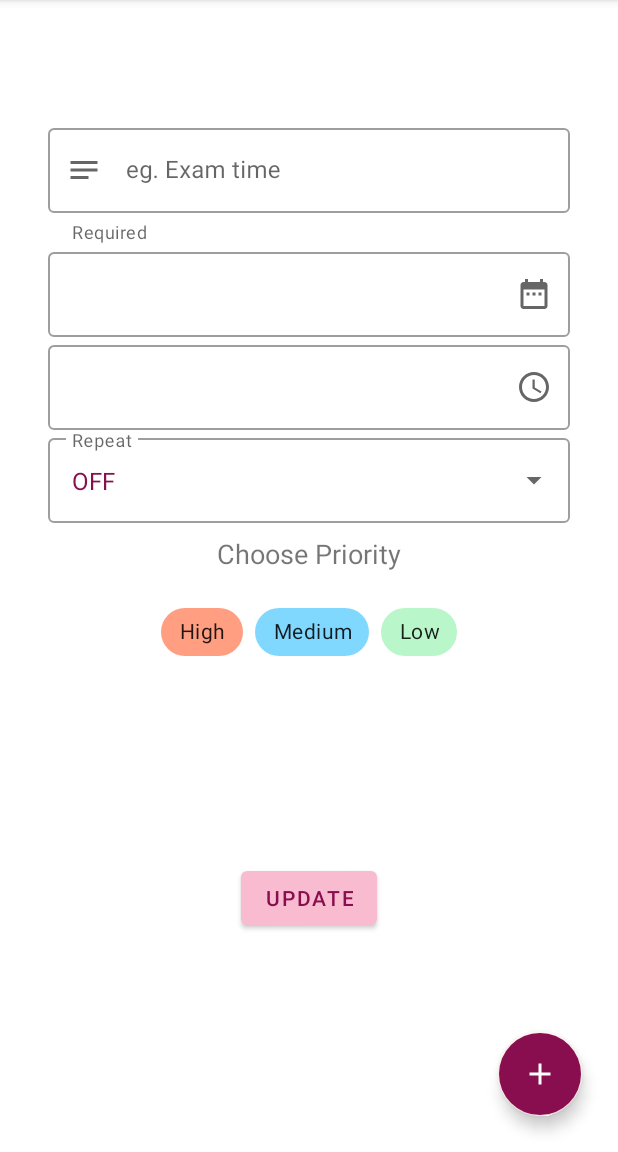
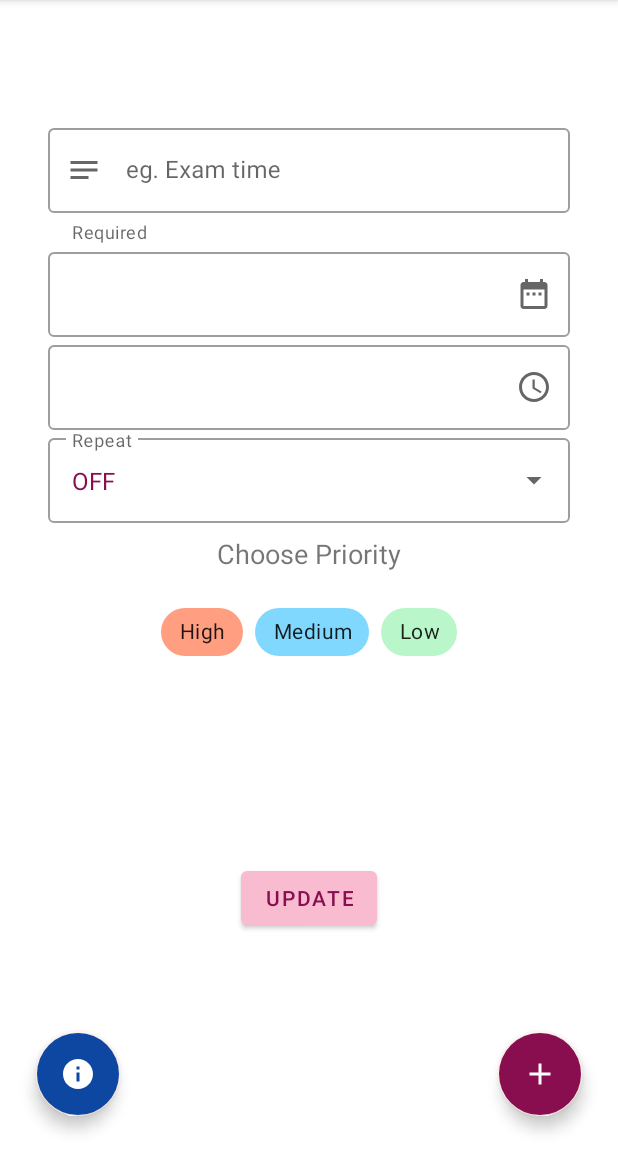
Before and after one commit to amitpanda007/reminder, an Android app: the fragment UpdateFragment placed in its activity, on a phone screen of 412 x 824 dp, the part 84-1236 px from its top. Run offline under Robolectric (Android 15) with nearby library versions, the phone set to English and light mode, and no system bars; our stand-ins replace Room's generated code, navigation-ui; libraries missing offline, so code that uses them is left out: it.xabaras.android; 9 statements that could not run were skipped.

Commit message:
Feature: Information Bottom sheet added

```diff
--- a/app/src/main/java/com/pandacorp/reminders/ui/main/ListFragment.kt
+++ b/app/src/main/java/com/pandacorp/reminders/ui/main/ListFragment.kt
@@ -7,6 +7,7 @@ import android.graphics.Canvas
 import android.os.Bundle
 import android.util.Log
 import android.view.*
+import android.view.animation.Animation
 import android.widget.Toast
 import androidx.core.content.ContextCompat
 import androidx.fragment.app.Fragment
@@ -14,6 +15,7 @@ import androidx.lifecycle.Observer
 import androidx.lifecycle.ViewModelProvider
 import androidx.navigation.fragment.findNavController
 import androidx.navigation.navOptions
+import androidx.recyclerview.widget.DefaultItemAnimator
 import androidx.recyclerview.widget.ItemTouchHelper
 import androidx.recyclerview.widget.LinearLayoutManager
 import androidx.recyclerview.widget.RecyclerView
@@ -35,6 +37,7 @@ class ListFragment : Fragment(), ListAdaptor.OnItemClick {
     private lateinit var allReminders: List<Reminder>
     private lateinit var removedReminder: Reminder
     private lateinit var completedReminder: Reminder
+    private lateinit var animator: DefaultItemAnimator
 
     override fun onCreateView(
         inflater: LayoutInflater, container: ViewGroup?,
@@ -49,6 +52,13 @@ class ListFragment : Fragment(), ListAdaptor.OnItemClick {
         recyclerView.adapter = adaptor
         recyclerView.layoutManager = LinearLayoutManager(requireContext())
 
+        animator = DefaultItemAnimator()
+        animator.addDuration = 500
+        animator.removeDuration = 500
+        animator.changeDuration = 500
+        animator.moveDuration = 500
+        recyclerView.itemAnimator = animator
+
         // User View Model
         mSharedViewModel = ViewModelProvider(this).get(SharedViewModel::class.java)
         mSharedViewModel.readAllReminder.observe(viewLifecycleOwner, Observer { reminder ->
@@ -56,8 +66,20 @@ class ListFragment : Fragment(), ListAdaptor.OnItemClick {
             allReminders = reminder
         })
 
+        // Clicking Add Reminder Floating Action Button
         view.findViewById<FloatingActionButton>(R.id.floatingActionButton).setOnClickListener {
             findNavController().navigate(R.id.action_listFragment_to_addFragment, null,
+                navOptions { // Use the Kotlin DSL for building NavOptions
+                    anim {
+                        enter = android.R.animator.fade_in
+                        exit = android.R.animator.fade_out
+                    }
+                })
+        }
+
+        // Clicking Bottom Information Dialog Button
+        view.findViewById<FloatingActionButton>(R.id.infoFloatingButton).setOnClickListener {
+            findNavController().navigate(R.id.action_listFragment_to_infoBottomSheet, null,
                 navOptions { // Use the Kotlin DSL for building NavOptions
                     anim {
                         enter = android.R.animator.fade_in
@@ -160,23 +182,57 @@ class ListFragment : Fragment(), ListAdaptor.OnItemClick {
                     RecyclerViewSwipeDecorator.Builder(
                         c, recyclerView, viewHolder, dX, dY, actionState, isCurrentlyActive
                     )
-                        .addBackgroundColor(ContextCompat.getColor(context!!, R.color.delete_background))
+                        .addBackgroundColor(
+                            ContextCompat.getColor(
+                                context!!,
+                                R.color.delete_background
+                            )
+                        )
                         .addActionIcon(R.drawable.ic_delete_24)
                         .create()
                         .decorate()
-                    super.onChildDraw(c, recyclerView, viewHolder, dX, dY, actionState, isCurrentlyActive)
+                    super.onChildDraw(
+                        c,
+                        recyclerView,
+                        viewHolder,
+                        dX,
+                        dY,
+                        actionState,
+                        isCurrentlyActive
+                    )
                 }else {
                     RecyclerViewSwipeDecorator.Builder(
                         c, recyclerView, viewHolder, dX, dY, actionState, isCurrentlyActive
                     )
-                        .addBackgroundColor(ContextCompat.getColor(context!!, R.color.complete_background))
+                        .addBackgroundColor(
+                            ContextCompat.getColor(
+                                context!!,
+                                R.color.complete_background
+                            )
+                        )
                         .addActionIcon(R.drawable.ic_done_outline_24)
                         .create()
                         .decorate()
-                    super.onChildDraw(c, recyclerView, viewHolder, dX, dY, actionState, isCurrentlyActive)
+                    super.onChildDraw(
+                        c,
+                        recyclerView,
+                        viewHolder,
+                        dX,
+                        dY,
+                        actionState,
+                        isCurrentlyActive
+                    )
                 }
             } else {
-                super.onChildDraw(c, recyclerView, viewHolder, dX, dY, actionState, isCurrentlyActive)
+                super.onChildDraw(
+                    c,
+                    recyclerView,
+                    viewHolder,
+                    dX,
+                    dY,
+                    actionState,
+                    isCurrentlyActive
+                )
             }
         }
 
--- /dev/null
+++ b/app/src/main/res/drawable/ic_info_24.xml
@@ -0,0 +1,10 @@
+<vector xmlns:android="http://schemas.android.com/apk/res/android"
+    android:width="24dp"
+    android:height="24dp"
+    android:viewportWidth="24"
+    android:viewportHeight="24"
+    android:tint="?attr/colorControlNormal">
+  <path
+      android:fillColor="@android:color/white"
+      android:pathData="M12,2C6.48,2 2,6.48 2,12s4.48,10 10,10 10,-4.48 10,-10S17.52,2 12,2zM13,17h-2v-6h2v6zM13,9h-2L11,7h2v2z"/>
+</vector>
--- a/app/src/main/res/layout/fragment_list.xml
+++ b/app/src/main/res/layout/fragment_list.xml
@@ -12,9 +12,10 @@
         android:layout_height="match_parent"
         app:layout_constraintBottom_toBottomOf="parent"
         app:layout_constraintEnd_toEndOf="parent"
-        app:layout_constraintHorizontal_bias="0.5"
+        app:layout_constraintHorizontal_bias="0.0"
         app:layout_constraintStart_toStartOf="parent"
-        app:layout_constraintTop_toTopOf="parent" />
+        app:layout_constraintTop_toTopOf="parent"
+        app:layout_constraintVertical_bias="1.0" />
 
     <com.google.android.material.floatingactionbutton.FloatingActionButton
         android:id="@+id/floatingActionButton"
@@ -29,4 +30,18 @@
         app:tint="@color/white"
         app:layout_constraintBottom_toBottomOf="parent"
         app:layout_constraintEnd_toEndOf="parent" />
+
+    <com.google.android.material.floatingactionbutton.FloatingActionButton
+        android:id="@+id/infoFloatingButton"
+        android:layout_width="wrap_content"
+        android:layout_height="wrap_content"
+        android:layout_marginStart="24dp"
+        android:layout_marginBottom="24dp"
+        android:clickable="true"
+        android:focusable="true"
+        android:src="@drawable/ic_info_24"
+        android:backgroundTint="@color/info_button"
+        app:tint="@color/white"
+        app:layout_constraintBottom_toBottomOf="parent"
+        app:layout_constraintStart_toStartOf="parent" />
 </androidx.constraintlayout.widget.ConstraintLayout>
--- a/app/src/main/res/navigation/nav_graph.xml
+++ b/app/src/main/res/navigation/nav_graph.xml
@@ -25,6 +25,9 @@
         <action
             android:id="@+id/action_listFragment_to_updateFragment"
             app:destination="@id/updateFragment" />
+        <action
+            android:id="@+id/action_listFragment_to_infoBottomSheet"
+            app:destination="@id/infoBottomSheet" />
     </fragment>
     <fragment
         android:id="@+id/updateFragment"
@@ -38,4 +41,13 @@
             android:id="@+id/action_updateFragment_to_listFragment"
             app:destination="@id/listFragment" />
     </fragment>
+    <dialog
+        android:id="@+id/infoBottomSheet"
+        android:name="com.pandacorp.reminders.ui.main.InfoBottomSheet"
+        android:label="info_bottom_sheet"
+        tools:layout="@layout/info_bottom_sheet" >
+        <action
+            android:id="@+id/action_infoBottomSheet_to_listFragment"
+            app:destination="@id/listFragment" />
+    </dialog>
 </navigation>
--- a/app/src/main/res/values/colors.xml
+++ b/app/src/main/res/values/colors.xml
@@ -22,6 +22,8 @@
     <color name="medium">#FF80D8FF</color>
     <color name="low">#FFB9F6CA</color>
 
+    <color name="info_button">#FF0D47A1</color>
+
     <color name="complete_background">#FF69F0AE</color>
     <color name="complete_icon">#FF1B5E20</color>
 
```
Also changed, not shown: app/src/main/java/com/pandacorp/reminders/ui/main/AddFragment.kt (+8 -2 lines), app/src/main/java/com/pandacorp/reminders/ui/main/InfoBottomSheet.kt (added, +19 -0 lines), app/src/main/java/com/pandacorp/reminders/ui/main/UpdateFragment.kt (+9 -3 lines), app/src/main/res/layout/info_bottom_sheet.xml (added, +52 -0 lines), app/src/main/res/drawable/ic_add_alert_24.xml (renamed from app/src/main/res/drawable/ic_baseline_add_alert_24.xml).
